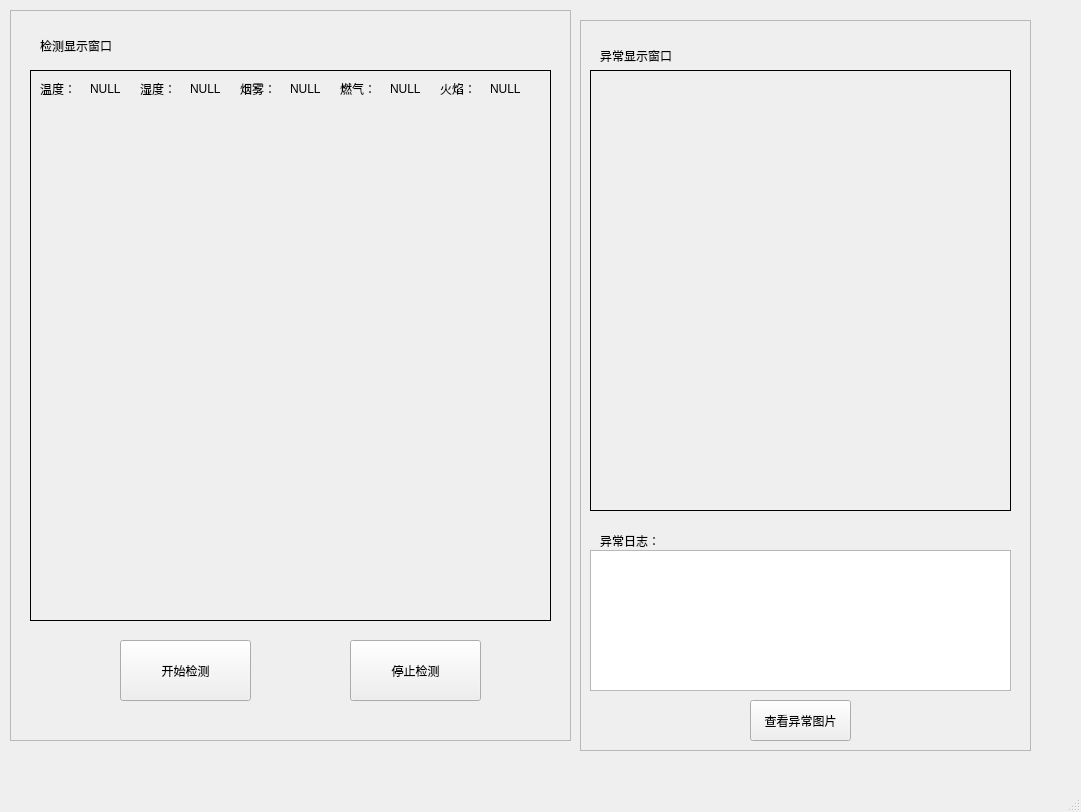
Qt form Windows/kitchenWindow.ui (w3903771/Home) before a commit.
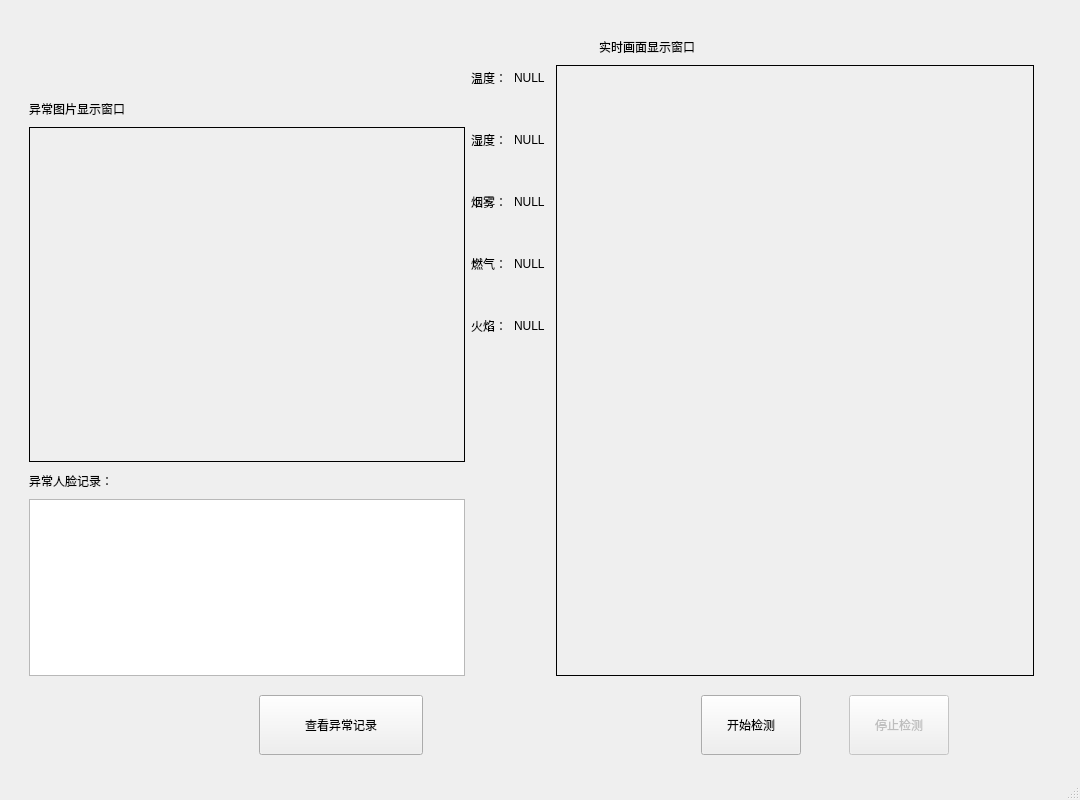
The same form after that commit. Icons and pictures are not drawn.

```diff
--- a/Windows/kitchenWindow.ui
+++ b/Windows/kitchenWindow.ui
@@ -3,337 +3,706 @@
  <class>kitchenWindow</class>
  <widget class="QMainWindow" name="kitchenWindow">
   <property name="geometry">
-      <rect>
-          <x>0</x>
-          <y>0</y>
-          <width>1081</width>
-          <height>812</height>
-      </rect>
+   <rect>
+    <x>0</x>
+    <y>0</y>
+    <width>1080</width>
+    <height>800</height>
+   </rect>
   </property>
-     <property name="windowTitle">
-         <string>智能厨房</string>
-     </property>
-     <property name="styleSheet">
-         <string notr="true">#kitchenWindow{border-image: url(:/Resources/FireRecognition.jpg);}</string>
-     </property>
-     <widget class="QWidget" name="centralwidget">
-         <widget class="QFrame" name="frame2">
-             <property name="geometry">
-                 <rect>
-                     <x>580</x>
-                     <y>20</y>
-                     <width>451</width>
-                     <height>731</height>
-                 </rect>
-             </property>
-    <property name="frameShape">
-     <enum>QFrame::StyledPanel</enum>
-    </property>
-    <property name="frameShadow">
-     <enum>QFrame::Raised</enum>
-    </property>
-    <widget class="QLabel" name="label_2">
-     <property name="geometry">
-      <rect>
-       <x>20</x>
-       <y>20</y>
-       <width>91</width>
-       <height>31</height>
-      </rect>
-     </property>
-     <property name="text">
-      <string>异常显示窗口</string>
-     </property>
-    </widget>
-    <widget class="QLabel" name="label_3">
-     <property name="geometry">
-      <rect>
-       <x>20</x>
-       <y>510</y>
-       <width>91</width>
-       <height>21</height>
-      </rect>
-     </property>
-     <property name="text">
-      <string>异常日志：</string>
-     </property>
-    </widget>
-    <widget class="QPushButton" name="Button_OpenPhoto">
-     <property name="geometry">
-      <rect>
-       <x>170</x>
-       <y>680</y>
-       <width>101</width>
-       <height>41</height>
-      </rect>
-     </property>
-     <property name="text">
-      <string>查看异常图片</string>
-     </property>
-    </widget>
-    <widget class="QPlainTextEdit" name="ErrorText">
-     <property name="geometry">
-      <rect>
-       <x>10</x>
-       <y>530</y>
-       <width>421</width>
-       <height>141</height>
-      </rect>
-     </property>
-    </widget>
-    <widget class="QLabel" name="ErrorImageLable">
-     <property name="geometry">
-      <rect>
-       <x>10</x>
-       <y>50</y>
-       <width>421</width>
-       <height>441</height>
-      </rect>
-     </property>
-     <property name="frameShape">
-      <enum>QFrame::Box</enum>
-     </property>
-     <property name="text">
-      <string/>
-     </property>
-     <property name="indent">
-      <number>6</number>
-     </property>
-    </widget>
-   </widget>
-   <widget class="QFrame" name="frame1">
-    <property name="geometry">
-     <rect>
-      <x>10</x>
-      <y>10</y>
-      <width>561</width>
-      <height>731</height>
-     </rect>
-    </property>
-    <property name="frameShape">
-     <enum>QFrame::StyledPanel</enum>
-    </property>
-    <property name="frameShadow">
-     <enum>QFrame::Raised</enum>
-    </property>
-    <widget class="QLabel" name="label_1">
-     <property name="geometry">
-      <rect>
-       <x>30</x>
-       <y>20</y>
-       <width>121</width>
-       <height>31</height>
-      </rect>
-     </property>
-     <property name="text">
-      <string>检测显示窗口</string>
-     </property>
-    </widget>
-    <widget class="QLabel" name="TemperatureLable">
-     <property name="geometry">
-      <rect>
-       <x>30</x>
-       <y>70</y>
-       <width>41</width>
-       <height>18</height>
-      </rect>
-     </property>
-     <property name="text">
-      <string>温度：</string>
-     </property>
-     <property name="textFormat">
-      <enum>Qt::AutoText</enum>
-     </property>
-    </widget>
-    <widget class="QLabel" name="SmogLable">
-     <property name="geometry">
-      <rect>
-       <x>230</x>
-       <y>70</y>
-       <width>41</width>
-       <height>18</height>
-      </rect>
-     </property>
-     <property name="text">
-      <string>烟雾：</string>
-     </property>
-    </widget>
-    <widget class="QLabel" name="GasLable">
-     <property name="geometry">
-      <rect>
-       <x>330</x>
-       <y>70</y>
-       <width>41</width>
-       <height>18</height>
-      </rect>
-     </property>
-     <property name="text">
-      <string>燃气：</string>
-     </property>
-    </widget>
-    <widget class="QLabel" name="FireLable">
-     <property name="geometry">
-      <rect>
-       <x>430</x>
-       <y>70</y>
-       <width>41</width>
-       <height>18</height>
-      </rect>
-     </property>
-     <property name="text">
-      <string>火焰：</string>
-     </property>
-    </widget>
-    <widget class="QLabel" name="NormalImageLable">
-     <property name="geometry">
-      <rect>
-       <x>20</x>
-       <y>60</y>
-       <width>521</width>
-       <height>551</height>
-      </rect>
-     </property>
-     <property name="frameShape">
-      <enum>QFrame::Box</enum>
-     </property>
-     <property name="text">
-      <string/>
-     </property>
-    </widget>
-    <widget class="QPushButton" name="stopButton">
-     <property name="geometry">
-      <rect>
-       <x>340</x>
-       <y>630</y>
-       <width>131</width>
-       <height>61</height>
-      </rect>
-     </property>
-     <property name="text">
-      <string>停止检测</string>
-     </property>
-    </widget>
-    <widget class="QPushButton" name="startButton">
-     <property name="geometry">
-      <rect>
-       <x>110</x>
-       <y>630</y>
-       <width>131</width>
-       <height>61</height>
-      </rect>
-     </property>
-     <property name="text">
-      <string>开始检测</string>
-     </property>
-    </widget>
-    <widget class="QLabel" name="HumidityLable">
-     <property name="geometry">
-      <rect>
-       <x>130</x>
-       <y>70</y>
-       <width>41</width>
-       <height>18</height>
-      </rect>
-     </property>
-     <property name="text">
-      <string>湿度：</string>
-     </property>
-    </widget>
-    <widget class="QLabel" name="Temperature">
-     <property name="geometry">
-      <rect>
-       <x>80</x>
-       <y>70</y>
-       <width>51</width>
-       <height>18</height>
-      </rect>
-     </property>
-     <property name="lineWidth">
-      <number>1</number>
-     </property>
-     <property name="text">
-      <string>NULL</string>
-     </property>
-    </widget>
-    <widget class="QLabel" name="Humidity">
-     <property name="geometry">
-      <rect>
-       <x>180</x>
-       <y>70</y>
-       <width>51</width>
-       <height>18</height>
-      </rect>
-     </property>
-     <property name="lineWidth">
-      <number>1</number>
-     </property>
-     <property name="text">
-      <string>NULL</string>
-     </property>
-    </widget>
-    <widget class="QLabel" name="Smog">
-     <property name="geometry">
-      <rect>
-       <x>280</x>
-       <y>70</y>
-       <width>51</width>
-       <height>18</height>
-      </rect>
-     </property>
-     <property name="lineWidth">
-      <number>1</number>
-     </property>
-     <property name="text">
-      <string>NULL</string>
-     </property>
-    </widget>
-    <widget class="QLabel" name="Fire">
-     <property name="geometry">
-      <rect>
-       <x>480</x>
-       <y>70</y>
-       <width>51</width>
-       <height>18</height>
-      </rect>
-     </property>
-     <property name="lineWidth">
-      <number>1</number>
-     </property>
-     <property name="text">
-      <string>NULL</string>
-     </property>
-    </widget>
-    <widget class="QLabel" name="Gas">
-     <property name="geometry">
-      <rect>
-       <x>380</x>
-       <y>70</y>
-       <width>51</width>
-       <height>18</height>
-      </rect>
-     </property>
-     <property name="lineWidth">
-      <number>1</number>
-     </property>
-     <property name="text">
-      <string>NULL</string>
-     </property>
-    </widget>
-    <zorder>NormalImageLable</zorder>
-    <zorder>label_1</zorder>
-    <zorder>stopButton</zorder>
-    <zorder>startButton</zorder>
-    <zorder>TemperatureLable</zorder>
-    <zorder>SmogLable</zorder>
-    <zorder>GasLable</zorder>
-    <zorder>HumidityLable</zorder>
-    <zorder>FireLable</zorder>
-    <zorder>Temperature</zorder>
-    <zorder>Humidity</zorder>
-    <zorder>Smog</zorder>
-    <zorder>Fire</zorder>
-    <zorder>Gas</zorder>
-   </widget>
+  <property name="windowTitle">
+   <string>智能厨房</string>
+  </property>
+  <property name="styleSheet">
+   <string notr="true">#kitchenWindow{border-image: url(:/Resources/background.png);}
+   </string>
+  </property>
+  <widget class="QWidget" name="centralwidget">
+   <layout class="QGridLayout" name="gridLayout_2">
+    <item row="0" column="0">
+     <layout class="QGridLayout" name="gridLayout">
+      <item row="0" column="4">
+       <spacer name="horizontalSpacer_19">
+        <property name="orientation">
+         <enum>Qt::Horizontal</enum>
+        </property>
+        <property name="sizeHint" stdset="0">
+         <size>
+          <width>40</width>
+          <height>20</height>
+         </size>
+        </property>
+       </spacer>
+      </item>
+      <item row="1" column="13">
+       <widget class="QLabel" name="label1">
+        <property name="text">
+         <string>实时画面显示窗口</string>
+        </property>
+       </widget>
+      </item>
+      <item row="0" column="12">
+       <spacer name="horizontalSpacer_10">
+        <property name="orientation">
+         <enum>Qt::Horizontal</enum>
+        </property>
+        <property name="sizeHint" stdset="0">
+         <size>
+          <width>40</width>
+          <height>20</height>
+         </size>
+        </property>
+       </spacer>
+      </item>
+      <item row="12" column="0">
+       <spacer name="verticalSpacer_12">
+        <property name="orientation">
+         <enum>Qt::Vertical</enum>
+        </property>
+        <property name="sizeHint" stdset="0">
+         <size>
+          <width>20</width>
+          <height>40</height>
+         </size>
+        </property>
+       </spacer>
+      </item>
+      <item row="8" column="10">
+       <widget class="QLabel" name="GasLable">
+        <property name="text">
+         <string>燃气：</string>
+        </property>
+       </widget>
+      </item>
+      <item row="2" column="0">
+       <spacer name="verticalSpacer_2">
+        <property name="orientation">
+         <enum>Qt::Vertical</enum>
+        </property>
+        <property name="sizeHint" stdset="0">
+         <size>
+          <width>20</width>
+          <height>40</height>
+         </size>
+        </property>
+       </spacer>
+      </item>
+      <item row="0" column="14">
+       <spacer name="horizontalSpacer_23">
+        <property name="orientation">
+         <enum>Qt::Horizontal</enum>
+        </property>
+        <property name="sizeHint" stdset="0">
+         <size>
+          <width>40</width>
+          <height>20</height>
+         </size>
+        </property>
+       </spacer>
+      </item>
+      <item row="17" column="5" rowspan="3" colspan="4">
+       <widget class="QPushButton" name="Button_OpenPhoto">
+        <property name="minimumSize">
+         <size>
+          <width>100</width>
+          <height>60</height>
+         </size>
+        </property>
+        <property name="text">
+         <string>查看异常记录</string>
+        </property>
+       </widget>
+      </item>
+      <item row="10" column="10">
+       <widget class="QLabel" name="FireLable">
+        <property name="text">
+         <string>火焰：</string>
+        </property>
+       </widget>
+      </item>
+      <item row="7" column="0">
+       <spacer name="verticalSpacer_7">
+        <property name="orientation">
+         <enum>Qt::Vertical</enum>
+        </property>
+        <property name="sizeHint" stdset="0">
+         <size>
+          <width>20</width>
+          <height>40</height>
+         </size>
+        </property>
+       </spacer>
+      </item>
+      <item row="6" column="10">
+       <widget class="QLabel" name="SmogLable">
+        <property name="text">
+         <string>烟雾：</string>
+        </property>
+       </widget>
+      </item>
+      <item row="18" column="0">
+       <spacer name="verticalSpacer_19">
+        <property name="orientation">
+         <enum>Qt::Vertical</enum>
+        </property>
+        <property name="sizeHint" stdset="0">
+         <size>
+          <width>20</width>
+          <height>40</height>
+         </size>
+        </property>
+       </spacer>
+      </item>
+      <item row="17" column="14" rowspan="3" colspan="2">
+       <widget class="QPushButton" name="startButton">
+        <property name="enabled">
+         <bool>true</bool>
+        </property>
+        <property name="minimumSize">
+         <size>
+          <width>100</width>
+          <height>60</height>
+         </size>
+        </property>
+        <property name="text">
+         <string>开始检测</string>
+        </property>
+       </widget>
+      </item>
+      <item row="3" column="1">
+       <widget class="QLabel" name="label2">
+        <property name="text">
+         <string>异常图片显示窗口</string>
+        </property>
+       </widget>
+      </item>
+      <item row="0" column="11">
+       <spacer name="horizontalSpacer_22">
+        <property name="orientation">
+         <enum>Qt::Horizontal</enum>
+        </property>
+        <property name="sizeHint" stdset="0">
+         <size>
+          <width>40</width>
+          <height>20</height>
+         </size>
+        </property>
+       </spacer>
+      </item>
+      <item row="0" column="17">
+       <spacer name="horizontalSpacer_14">
+        <property name="orientation">
+         <enum>Qt::Horizontal</enum>
+        </property>
+        <property name="sizeHint" stdset="0">
+         <size>
+          <width>40</width>
+          <height>20</height>
+         </size>
+        </property>
+       </spacer>
+      </item>
+      <item row="19" column="0">
+       <spacer name="verticalSpacer_15">
+        <property name="orientation">
+         <enum>Qt::Vertical</enum>
+        </property>
+        <property name="sizeHint" stdset="0">
+         <size>
+          <width>20</width>
+          <height>40</height>
+         </size>
+        </property>
+       </spacer>
+      </item>
+      <item row="11" column="0">
+       <spacer name="verticalSpacer_11">
+        <property name="orientation">
+         <enum>Qt::Vertical</enum>
+        </property>
+        <property name="sizeHint" stdset="0">
+         <size>
+          <width>20</width>
+          <height>40</height>
+         </size>
+        </property>
+       </spacer>
+      </item>
+      <item row="14" column="0">
+       <spacer name="verticalSpacer_17">
+        <property name="orientation">
+         <enum>Qt::Vertical</enum>
+        </property>
+        <property name="sizeHint" stdset="0">
+         <size>
+          <width>20</width>
+          <height>40</height>
+         </size>
+        </property>
+       </spacer>
+      </item>
+      <item row="2" column="12" rowspan="15" colspan="8">
+       <widget class="QLabel" name="NormalImageLable">
+        <property name="frameShape">
+         <enum>QFrame::Box</enum>
+        </property>
+        <property name="text">
+         <string/>
+        </property>
+       </widget>
+      </item>
+      <item row="17" column="0">
+       <spacer name="verticalSpacer_20">
+        <property name="orientation">
+         <enum>Qt::Vertical</enum>
+        </property>
+        <property name="sizeHint" stdset="0">
+         <size>
+          <width>20</width>
+          <height>40</height>
+         </size>
+        </property>
+       </spacer>
+      </item>
+      <item row="8" column="0">
+       <spacer name="verticalSpacer_8">
+        <property name="orientation">
+         <enum>Qt::Vertical</enum>
+        </property>
+        <property name="sizeHint" stdset="0">
+         <size>
+          <width>20</width>
+          <height>40</height>
+         </size>
+        </property>
+       </spacer>
+      </item>
+      <item row="0" column="19">
+       <spacer name="horizontalSpacer_16">
+        <property name="orientation">
+         <enum>Qt::Horizontal</enum>
+        </property>
+        <property name="sizeHint" stdset="0">
+         <size>
+          <width>40</width>
+          <height>20</height>
+         </size>
+        </property>
+       </spacer>
+      </item>
+      <item row="16" column="0">
+       <spacer name="verticalSpacer_14">
+        <property name="orientation">
+         <enum>Qt::Vertical</enum>
+        </property>
+        <property name="sizeHint" stdset="0">
+         <size>
+          <width>20</width>
+          <height>40</height>
+         </size>
+        </property>
+       </spacer>
+      </item>
+      <item row="10" column="0">
+       <spacer name="verticalSpacer_10">
+        <property name="orientation">
+         <enum>Qt::Vertical</enum>
+        </property>
+        <property name="sizeHint" stdset="0">
+         <size>
+          <width>20</width>
+          <height>40</height>
+         </size>
+        </property>
+       </spacer>
+      </item>
+      <item row="15" column="1">
+       <widget class="QLabel" name="label3">
+        <property name="text">
+         <string>异常人脸记录：</string>
+        </property>
+       </widget>
+      </item>
+      <item row="13" column="0">
+       <spacer name="verticalSpacer_16">
+        <property name="orientation">
+         <enum>Qt::Vertical</enum>
+        </property>
+        <property name="sizeHint" stdset="0">
+         <size>
+          <width>20</width>
+          <height>40</height>
+         </size>
+        </property>
+       </spacer>
+      </item>
+      <item row="0" column="18">
+       <spacer name="horizontalSpacer_15">
+        <property name="orientation">
+         <enum>Qt::Horizontal</enum>
+        </property>
+        <property name="sizeHint" stdset="0">
+         <size>
+          <width>40</width>
+          <height>20</height>
+         </size>
+        </property>
+       </spacer>
+      </item>
+      <item row="0" column="7">
+       <spacer name="horizontalSpacer_7">
+        <property name="orientation">
+         <enum>Qt::Horizontal</enum>
+        </property>
+        <property name="sizeHint" stdset="0">
+         <size>
+          <width>40</width>
+          <height>20</height>
+         </size>
+        </property>
+       </spacer>
+      </item>
+      <item row="0" column="10">
+       <spacer name="horizontalSpacer_9">
+        <property name="orientation">
+         <enum>Qt::Horizontal</enum>
+        </property>
+        <property name="sizeHint" stdset="0">
+         <size>
+          <width>40</width>
+          <height>20</height>
+         </size>
+        </property>
+       </spacer>
+      </item>
+      <item row="9" column="0">
+       <spacer name="verticalSpacer_9">
+        <property name="orientation">
+         <enum>Qt::Vertical</enum>
+        </property>
+        <property name="sizeHint" stdset="0">
+         <size>
+          <width>20</width>
+          <height>40</height>
+         </size>
+        </property>
+       </spacer>
+      </item>
+      <item row="15" column="0">
+       <spacer name="verticalSpacer_18">
+        <property name="orientation">
+         <enum>Qt::Vertical</enum>
+        </property>
+        <property name="sizeHint" stdset="0">
+         <size>
+          <width>20</width>
+          <height>40</height>
+         </size>
+        </property>
+       </spacer>
+      </item>
+      <item row="4" column="0">
+       <spacer name="verticalSpacer_4">
+        <property name="orientation">
+         <enum>Qt::Vertical</enum>
+        </property>
+        <property name="sizeHint" stdset="0">
+         <size>
+          <width>20</width>
+          <height>40</height>
+         </size>
+        </property>
+       </spacer>
+      </item>
+      <item row="0" column="2">
+       <spacer name="horizontalSpacer">
+        <property name="orientation">
+         <enum>Qt::Horizontal</enum>
+        </property>
+        <property name="sizeHint" stdset="0">
+         <size>
+          <width>40</width>
+          <height>20</height>
+         </size>
+        </property>
+       </spacer>
+      </item>
+      <item row="0" column="15">
+       <spacer name="horizontalSpacer_12">
+        <property name="orientation">
+         <enum>Qt::Horizontal</enum>
+        </property>
+        <property name="sizeHint" stdset="0">
+         <size>
+          <width>40</width>
+          <height>20</height>
+         </size>
+        </property>
+       </spacer>
+      </item>
+      <item row="0" column="20">
+       <spacer name="horizontalSpacer_17">
+        <property name="orientation">
+         <enum>Qt::Horizontal</enum>
+        </property>
+        <property name="sizeHint" stdset="0">
+         <size>
+          <width>40</width>
+          <height>20</height>
+         </size>
+        </property>
+       </spacer>
+      </item>
+      <item row="0" column="5">
+       <spacer name="horizontalSpacer_3">
+        <property name="orientation">
+         <enum>Qt::Horizontal</enum>
+        </property>
+        <property name="sizeHint" stdset="0">
+         <size>
+          <width>40</width>
+          <height>20</height>
+         </size>
+        </property>
+       </spacer>
+      </item>
+      <item row="0" column="1">
+       <spacer name="horizontalSpacer_18">
+        <property name="orientation">
+         <enum>Qt::Horizontal</enum>
+        </property>
+        <property name="sizeHint" stdset="0">
+         <size>
+          <width>40</width>
+          <height>20</height>
+         </size>
+        </property>
+       </spacer>
+      </item>
+      <item row="6" column="0">
+       <spacer name="verticalSpacer_6">
+        <property name="orientation">
+         <enum>Qt::Vertical</enum>
+        </property>
+        <property name="sizeHint" stdset="0">
+         <size>
+          <width>20</width>
+          <height>40</height>
+         </size>
+        </property>
+       </spacer>
+      </item>
+      <item row="1" column="0">
+       <spacer name="verticalSpacer">
+        <property name="orientation">
+         <enum>Qt::Vertical</enum>
+        </property>
+        <property name="sizeHint" stdset="0">
+         <size>
+          <width>20</width>
+          <height>40</height>
+         </size>
+        </property>
+       </spacer>
+      </item>
+      <item row="8" column="11">
+       <widget class="QLabel" name="Gas">
+        <property name="text">
+         <string>NULL</string>
+        </property>
+       </widget>
+      </item>
+      <item row="0" column="3">
+       <spacer name="horizontalSpacer_2">
+        <property name="orientation">
+         <enum>Qt::Horizontal</enum>
+        </property>
+        <property name="sizeHint" stdset="0">
+         <size>
+          <width>40</width>
+          <height>20</height>
+         </size>
+        </property>
+       </spacer>
+      </item>
+      <item row="0" column="0">
+       <spacer name="verticalSpacer_13">
+        <property name="orientation">
+         <enum>Qt::Vertical</enum>
+        </property>
+        <property name="sizeHint" stdset="0">
+         <size>
+          <width>20</width>
+          <height>40</height>
+         </size>
+        </property>
+       </spacer>
+      </item>
+      <item row="6" column="11">
+       <widget class="QLabel" name="Smog">
+        <property name="text">
+         <string>NULL</string>
+        </property>
+       </widget>
+      </item>
+      <item row="2" column="10">
+       <widget class="QLabel" name="TemperatureLable">
+        <property name="text">
+         <string>温度：</string>
+        </property>
+       </widget>
+      </item>
+      <item row="4" column="1" rowspan="11" colspan="9">
+       <widget class="QLabel" name="ErrorImageLable">
+        <property name="frameShape">
+         <enum>QFrame::Box</enum>
+        </property>
+        <property name="text">
+         <string/>
+        </property>
+       </widget>
+      </item>
+      <item row="0" column="9">
+       <spacer name="horizontalSpacer_21">
+        <property name="orientation">
+         <enum>Qt::Horizontal</enum>
+        </property>
+        <property name="sizeHint" stdset="0">
+         <size>
+          <width>40</width>
+          <height>20</height>
+         </size>
+        </property>
+       </spacer>
+      </item>
+      <item row="10" column="11">
+       <widget class="QLabel" name="Fire">
+        <property name="text">
+         <string>NULL</string>
+        </property>
+       </widget>
+      </item>
+      <item row="2" column="11">
+       <widget class="QLabel" name="Temperature">
+        <property name="text">
+         <string>NULL</string>
+        </property>
+       </widget>
+      </item>
+      <item row="0" column="8">
+       <spacer name="horizontalSpacer_8">
+        <property name="orientation">
+         <enum>Qt::Horizontal</enum>
+        </property>
+        <property name="sizeHint" stdset="0">
+         <size>
+          <width>40</width>
+          <height>20</height>
+         </size>
+        </property>
+       </spacer>
+      </item>
+      <item row="0" column="13">
+       <spacer name="horizontalSpacer_11">
+        <property name="orientation">
+         <enum>Qt::Horizontal</enum>
+        </property>
+        <property name="sizeHint" stdset="0">
+         <size>
+          <width>40</width>
+          <height>20</height>
+         </size>
+        </property>
+       </spacer>
+      </item>
+      <item row="0" column="6">
+       <spacer name="horizontalSpacer_6">
+        <property name="orientation">
+         <enum>Qt::Horizontal</enum>
+        </property>
+        <property name="sizeHint" stdset="0">
+         <size>
+          <width>40</width>
+          <height>20</height>
+         </size>
+        </property>
+       </spacer>
+      </item>
+      <item row="4" column="11">
+       <widget class="QLabel" name="Humidity">
+        <property name="text">
+         <string>NULL</string>
+        </property>
+       </widget>
+      </item>
+      <item row="5" column="0">
+       <spacer name="verticalSpacer_5">
+        <property name="orientation">
+         <enum>Qt::Vertical</enum>
+        </property>
+        <property name="sizeHint" stdset="0">
+         <size>
+          <width>20</width>
+          <height>40</height>
+         </size>
+        </property>
+       </spacer>
+      </item>
+      <item row="17" column="17" rowspan="3">
+       <widget class="QPushButton" name="stopButton">
+        <property name="enabled">
+         <bool>false</bool>
+        </property>
+        <property name="minimumSize">
+         <size>
+          <width>100</width>
+          <height>60</height>
+         </size>
+        </property>
+        <property name="text">
+         <string>停止检测</string>
+        </property>
+       </widget>
+      </item>
+      <item row="3" column="0">
+       <spacer name="verticalSpacer_3">
+        <property name="orientation">
+         <enum>Qt::Vertical</enum>
+        </property>
+        <property name="sizeHint" stdset="0">
+         <size>
+          <width>20</width>
+          <height>40</height>
+         </size>
+        </property>
+       </spacer>
+      </item>
+      <item row="0" column="16">
+       <spacer name="horizontalSpacer_13">
+        <property name="orientation">
+         <enum>Qt::Horizontal</enum>
+        </property>
+        <property name="sizeHint" stdset="0">
+         <size>
+          <width>40</width>
+          <height>20</height>
+         </size>
+        </property>
+       </spacer>
+      </item>
+      <item row="4" column="10">
+       <widget class="QLabel" name="HumidityLable">
+        <property name="text">
+         <string>湿度：</string>
+        </property>
+       </widget>
+      </item>
+      <item row="16" column="1" colspan="9">
+       <widget class="QPlainTextEdit" name="plainTextEdit"/>
+      </item>
+     </layout>
+    </item>
+   </layout>
   </widget>
   <widget class="QMenuBar" name="menubar">
    <property name="geometry">
@@ -345,7 +714,7 @@
        </rect>
    </property>
   </widget>
-     <widget class="QStatusBar" name="statusbar"/>
+  <widget class="QStatusBar" name="statusbar"/>
  </widget>
     <resources>
         <include location="resource_qrc.qrc"/>
```
Left out of the diff: 20 changed lines with no effect on the pictures.
